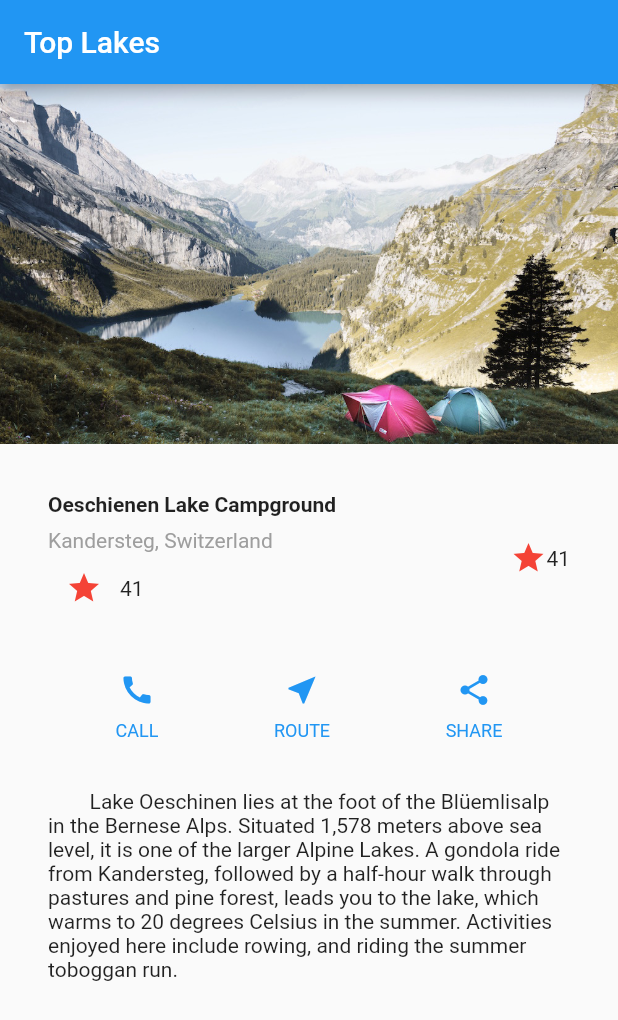
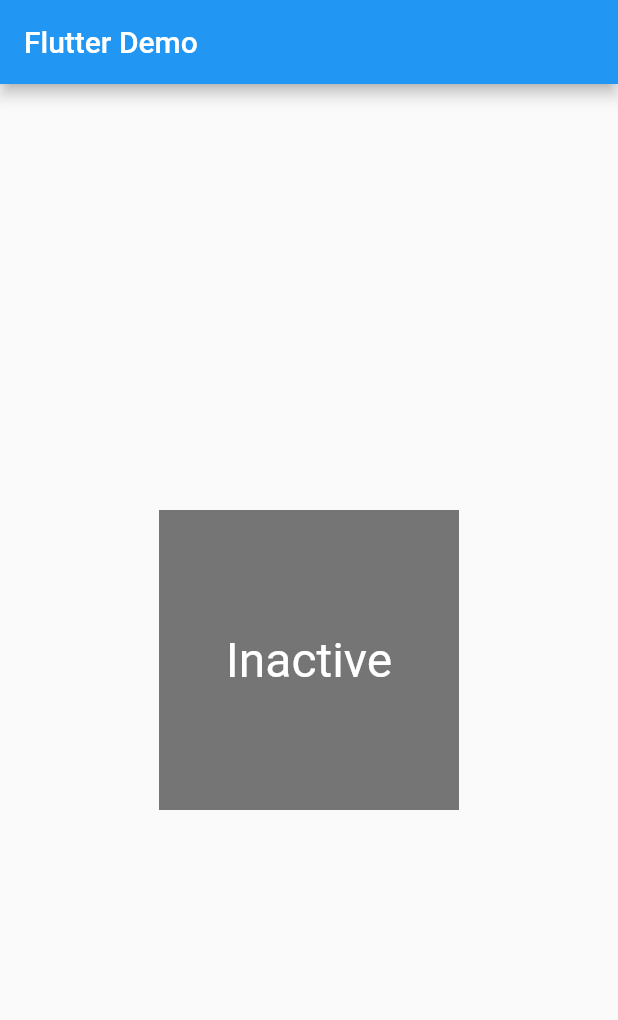
Before and after one commit to IdiotLeon/TutorialBuildingLayouts, a Flutter app: the screen it shows after launch, on a phone screen of 412 x 824 dp. Shown: the top 1020 px of the screen. Run offline on Flutter 3.47's test engine with Material 2 defaults, Android fonts, the phone set to English and light mode, and no system bars.

Commit message:
demo: Adding state-manage examples
One is to have state managed by the widget itself, the other is to have the state managed by the parent widget

```diff
--- /dev/null
+++ b/lib/DemoExampleStateManage.dart
@@ -0,0 +1,119 @@
+import 'package:flutter/material.dart';
+import 'package:flutter/foundation.dart';
+
+class AppDemoStateSelfManage extends StatelessWidget {
+  @override
+  Widget build(BuildContext context) {
+    return MaterialApp(
+      title: 'Flutter demo',
+      home: Scaffold(
+        appBar: AppBar(
+          title: Text('Flutter Demo'),
+        ),
+        body: Center(
+          // To show the example that state managed by parent widget
+          //child: ParentWidget(),
+          // To show the example that state managed by the widget itself
+          child: StateSelfManageTapBox(),
+        ),
+      ),
+    );
+  }
+}
+
+// -------------------- State managed by Self ----------------------------------
+class StateSelfManageTapBox extends StatefulWidget {
+  StateSelfManageTapBox({Key key}) : super(key: key);
+
+  @override
+  _StateSelfManageTapBoxState createState() => _StateSelfManageTapBoxState();
+}
+
+class _StateSelfManageTapBoxState extends State<StateSelfManageTapBox> {
+  bool _active = false;
+
+  void _handleTap() {
+    setState(() {
+      _active = !_active;
+    });
+  }
+
+  @override
+  Widget build(BuildContext context) {
+    return GestureDetector(
+      onTap: _handleTap,
+      child: Container(
+        child: Center(
+          child: Text(
+            _active ? 'Active' : 'Inactive',
+            style: TextStyle(fontSize: 32.0, color: Colors.white),
+          ),
+        ),
+        width: 200.0,
+        height: 200.0,
+        decoration: BoxDecoration(
+          color: _active ? Colors.lightGreen[700] : Colors.grey[600],
+        ),
+      ),
+    );
+  }
+}
+
+// -------------------- State managed by Parent Widget -------------------------
+class ParentWidget extends StatefulWidget {
+  @override
+  _ParentWidgetState createState() => _ParentWidgetState();
+}
+
+class _ParentWidgetState extends State<ParentWidget> {
+  bool _active = false;
+
+  void _handleTapBoxChanged(bool newValue) {
+    setState(() {
+      _active = newValue;
+    });
+  }
+
+  @override
+  Widget build(BuildContext context) {
+    return Container(
+      child: ChildWidgetTapBox(
+        active: _active,
+        onChanged: _handleTapBoxChanged,
+      ),
+    );
+  }
+}
+
+class ChildWidgetTapBox extends StatelessWidget {
+  ChildWidgetTapBox(
+      {Key key, this.active: false, @required this.onChanged})
+      : super(key: key);
+
+  final bool active;
+  final ValueChanged<bool> onChanged;
+
+  void _handleTap() {
+    onChanged(!active);
+  }
+
+  @override
+  Widget build(BuildContext context) {
+    return GestureDetector(
+      onTap: _handleTap,
+      child: Container(
+        child: Center(
+          child: Text(
+            active ? 'Active' : 'Inactive',
+            style: TextStyle(fontSize: 32.0, color: Colors.white),
+          ),
+        ),
+        width: 200.0,
+        height: 200.0,
+        decoration: BoxDecoration(
+          color: active ? Colors.lightGreen[700] : Colors.grey[600],
+        ),
+      ),
+    );
+  }
+}
--- a/lib/main.dart
+++ b/lib/main.dart
@@ -1,6 +1,7 @@
-import "package:flutter/material.dart";
+import 'package:flutter/material.dart';
+import 'DemoExampleStateManage.dart';
 
-void main() => runApp(MyApp());
+void main() => runApp(AppDemoStateSelfManage());
 
 class MyApp extends StatelessWidget {
   @override
```
